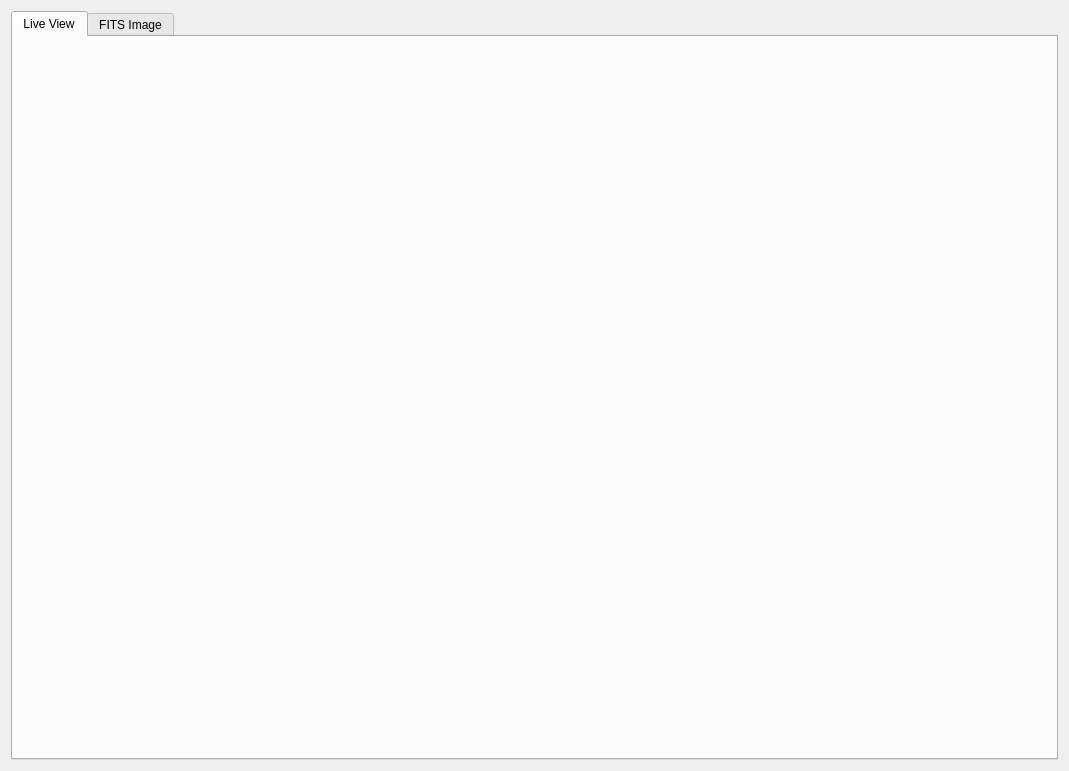
Old version of the form pyobs_gui/qt/widgetvideo.ui in the repository pyobs/pyobs-gui.
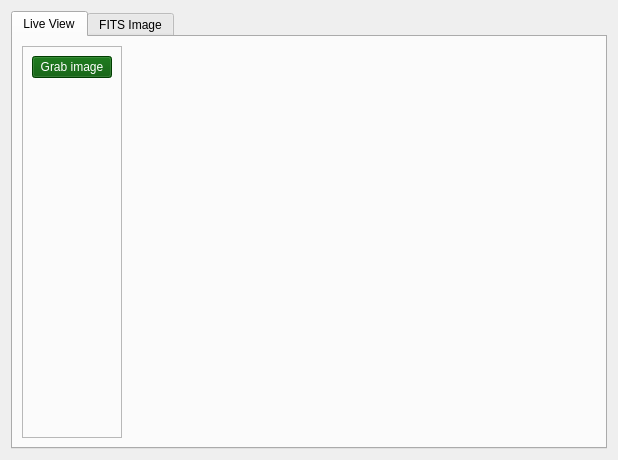
New version of the form.

Diff of the .ui file:
```diff
--- a/pyobs_gui/qt/widgetvideo.ui
+++ b/pyobs_gui/qt/widgetvideo.ui
@@ -6,8 +6,8 @@
    <rect>
     <x>0</x>
     <y>0</y>
-    <width>1069</width>
-    <height>771</height>
+    <width>618</width>
+    <height>460</height>
    </rect>
   </property>
   <property name="windowTitle">
@@ -23,7 +23,487 @@
       <attribute name="title">
        <string>Live View</string>
       </attribute>
-      <layout class="QVBoxLayout" name="verticalLayout_2"/>
+      <layout class="QHBoxLayout" name="horizontalLayout" stretch="0,1">
+       <item>
+        <widget class="QFrame" name="frame">
+         <property name="frameShape">
+          <enum>QFrame::StyledPanel</enum>
+         </property>
+         <property name="frameShadow">
+          <enum>QFrame::Raised</enum>
+         </property>
+         <layout class="QVBoxLayout" name="verticalLayout_2">
+          <item>
+           <widget class="QPushButton" name="buttonGrabImage">
+            <property name="palette">
+             <palette>
+              <active>
+               <colorrole role="WindowText">
+                <brush brushstyle="SolidPattern">
+                 <color alpha="255">
+                  <red>255</red>
+                  <green>255</green>
+                  <blue>255</blue>
+                 </color>
+                </brush>
+               </colorrole>
+               <colorrole role="Button">
+                <brush brushstyle="SolidPattern">
+                 <color alpha="255">
+                  <red>0</red>
+                  <green>85</green>
+                  <blue>0</blue>
+                 </color>
+                </brush>
+               </colorrole>
+               <colorrole role="Light">
+                <brush brushstyle="SolidPattern">
+                 <color alpha="255">
+                  <red>0</red>
+                  <green>127</green>
+                  <blue>0</blue>
+                 </color>
+                </brush>
+               </colorrole>
+               <colorrole role="Midlight">
+                <brush brushstyle="SolidPattern">
+                 <color alpha="255">
+                  <red>0</red>
+                  <green>106</green>
+                  <blue>0</blue>
+                 </color>
+                </brush>
+               </colorrole>
+               <colorrole role="Dark">
+                <brush brushstyle="SolidPattern">
+                 <color alpha="255">
+                  <red>0</red>
+                  <green>42</green>
+                  <blue>0</blue>
+                 </color>
+                </brush>
+               </colorrole>
+               <colorrole role="Mid">
+                <brush brushstyle="SolidPattern">
+                 <color alpha="255">
+                  <red>0</red>
+                  <green>56</green>
+                  <blue>0</blue>
+                 </color>
+                </brush>
+               </colorrole>
+               <colorrole role="Text">
+                <brush brushstyle="SolidPattern">
+                 <color alpha="255">
+                  <red>255</red>
+                  <green>255</green>
+                  <blue>255</blue>
+                 </color>
+                </brush>
+               </colorrole>
+               <colorrole role="BrightText">
+                <brush brushstyle="SolidPattern">
+                 <color alpha="255">
+                  <red>255</red>
+                  <green>255</green>
+                  <blue>255</blue>
+                 </color>
+                </brush>
+               </colorrole>
+               <colorrole role="ButtonText">
+                <brush brushstyle="SolidPattern">
+                 <color alpha="255">
+                  <red>255</red>
+                  <green>255</green>
+                  <blue>255</blue>
+                 </color>
+                </brush>
+               </colorrole>
+               <colorrole role="Base">
+                <brush brushstyle="SolidPattern">
+                 <color alpha="255">
+                  <red>0</red>
+                  <green>0</green>
+                  <blue>0</blue>
+                 </color>
+                </brush>
+               </colorrole>
+               <colorrole role="Window">
+                <brush brushstyle="SolidPattern">
+                 <color alpha="255">
+                  <red>0</red>
+                  <green>85</green>
+                  <blue>0</blue>
+                 </color>
+                </brush>
+               </colorrole>
+               <colorrole role="Shadow">
+                <brush brushstyle="SolidPattern">
+                 <color alpha="255">
+                  <red>0</red>
+                  <green>0</green>
+                  <blue>0</blue>
+                 </color>
+                </brush>
+               </colorrole>
+               <colorrole role="AlternateBase">
+                <brush brushstyle="SolidPattern">
+                 <color alpha="255">
+                  <red>0</red>
+                  <green>42</green>
+                  <blue>0</blue>
+                 </color>
+                </brush>
+               </colorrole>
+               <colorrole role="ToolTipBase">
+                <brush brushstyle="SolidPattern">
+                 <color alpha="255">
+                  <red>255</red>
+                  <green>255</green>
+                  <blue>220</blue>
+                 </color>
+                </brush>
+               </colorrole>
+               <colorrole role="ToolTipText">
+                <brush brushstyle="SolidPattern">
+                 <color alpha="255">
+                  <red>0</red>
+                  <green>0</green>
+                  <blue>0</blue>
+                 </color>
+                </brush>
+               </colorrole>
+               <colorrole role="PlaceholderText">
+                <brush brushstyle="NoBrush">
+                 <color alpha="128">
+                  <red>255</red>
+                  <green>255</green>
+                  <blue>255</blue>
+                 </color>
+                </brush>
+               </colorrole>
+              </active>
+              <inactive>
+               <colorrole role="WindowText">
+                <brush brushstyle="SolidPattern">
+                 <color alpha="255">
+                  <red>255</red>
+                  <green>255</green>
+                  <blue>255</blue>
+                 </color>
+                </brush>
+               </colorrole>
+               <colorrole role="Button">
+                <brush brushstyle="SolidPattern">
+                 <color alpha="255">
+                  <red>0</red>
+                  <green>85</green>
+                  <blue>0</blue>
+                 </color>
+                </brush>
+               </colorrole>
+               <colorrole role="Light">
+                <brush brushstyle="SolidPattern">
+                 <color alpha="255">
+                  <red>0</red>
+                  <green>127</green>
+                  <blue>0</blue>
+                 </color>
+                </brush>
+               </colorrole>
+               <colorrole role="Midlight">
+                <brush brushstyle="SolidPattern">
+                 <color alpha="255">
+                  <red>0</red>
+                  <green>106</green>
+                  <blue>0</blue>
+                 </color>
+                </brush>
+               </colorrole>
+               <colorrole role="Dark">
+                <brush brushstyle="SolidPattern">
+                 <color alpha="255">
+                  <red>0</red>
+                  <green>42</green>
+                  <blue>0</blue>
+                 </color>
+                </brush>
+               </colorrole>
+               <colorrole role="Mid">
+                <brush brushstyle="SolidPattern">
+                 <color alpha="255">
+                  <red>0</red>
+                  <green>56</green>
+                  <blue>0</blue>
+                 </color>
+                </brush>
+               </colorrole>
+               <colorrole role="Text">
+                <brush brushstyle="SolidPattern">
+                 <color alpha="255">
+                  <red>255</red>
+                  <green>255</green>
+                  <blue>255</blue>
+                 </color>
+                </brush>
+               </colorrole>
+               <colorrole role="BrightText">
+                <brush brushstyle="SolidPattern">
+                 <color alpha="255">
+                  <red>255</red>
+                  <green>255</green>
+                  <blue>255</blue>
+                 </color>
+                </brush>
+               </colorrole>
+               <colorrole role="ButtonText">
+                <brush brushstyle="SolidPattern">
+                 <color alpha="255">
+                  <red>255</red>
+                  <green>255</green>
+                  <blue>255</blue>
+                 </color>
+                </brush>
+               </colorrole>
+               <colorrole role="Base">
+                <brush brushstyle="SolidPattern">
+                 <color alpha="255">
+                  <red>0</red>
+                  <green>0</green>
+                  <blue>0</blue>
+                 </color>
+                </brush>
+               </colorrole>
+               <colorrole role="Window">
+                <brush brushstyle="SolidPattern">
+                 <color alpha="255">
+                  <red>0</red>
+                  <green>85</green>
+                  <blue>0</blue>
+                 </color>
+                </brush>
+               </colorrole>
+               <colorrole role="Shadow">
+                <brush brushstyle="SolidPattern">
+                 <color alpha="255">
+                  <red>0</red>
+                  <green>0</green>
+                  <blue>0</blue>
+                 </color>
+                </brush>
+               </colorrole>
+               <colorrole role="AlternateBase">
+                <brush brushstyle="SolidPattern">
+                 <color alpha="255">
+                  <red>0</red>
+                  <green>42</green>
+                  <blue>0</blue>
+                 </color>
+                </brush>
+               </colorrole>
+               <colorrole role="ToolTipBase">
+                <brush brushstyle="SolidPattern">
+                 <color alpha="255">
+                  <red>255</red>
+                  <green>255</green>
+                  <blue>220</blue>
+                 </color>
+                </brush>
+               </colorrole>
+               <colorrole role="ToolTipText">
+                <brush brushstyle="SolidPattern">
+                 <color alpha="255">
+                  <red>0</red>
+                  <green>0</green>
+                  <blue>0</blue>
+                 </color>
+                </brush>
+               </colorrole>
+               <colorrole role="PlaceholderText">
+                <brush brushstyle="NoBrush">
+                 <color alpha="128">
+                  <red>255</red>
+                  <green>255</green>
+                  <blue>255</blue>
+                 </color>
+                </brush>
+               </colorrole>
+              </inactive>
+              <disabled>
+               <colorrole role="WindowText">
+                <brush brushstyle="SolidPattern">
+                 <color alpha="255">
+                  <red>0</red>
+                  <green>42</green>
+                  <blue>0</blue>
+                 </color>
+                </brush>
+               </colorrole>
+               <colorrole role="Button">
+                <brush brushstyle="SolidPattern">
+                 <color alpha="255">
+                  <red>0</red>
+                  <green>85</green>
+                  <blue>0</blue>
+                 </color>
+                </brush>
+               </colorrole>
+               <colorrole role="Light">
+                <brush brushstyle="SolidPattern">
+                 <color alpha="255">
+                  <red>0</red>
+                  <green>127</green>
+                  <blue>0</blue>
+                 </color>
+                </brush>
+               </colorrole>
+               <colorrole role="Midlight">
+                <brush brushstyle="SolidPattern">
+                 <color alpha="255">
+                  <red>0</red>
+                  <green>106</green>
+                  <blue>0</blue>
+                 </color>
+                </brush>
+               </colorrole>
+               <colorrole role="Dark">
+                <brush brushstyle="SolidPattern">
+                 <color alpha="255">
+                  <red>0</red>
+                  <green>42</green>
+                  <blue>0</blue>
+                 </color>
+                </brush>
+               </colorrole>
+               <colorrole role="Mid">
+                <brush brushstyle="SolidPattern">
+                 <color alpha="255">
+                  <red>0</red>
+                  <green>56</green>
+                  <blue>0</blue>
+                 </color>
+                </brush>
+               </colorrole>
+               <colorrole role="Text">
+                <brush brushstyle="SolidPattern">
+                 <color alpha="255">
+                  <red>0</red>
+                  <green>42</green>
+                  <blue>0</blue>
+                 </color>
+                </brush>
+               </colorrole>
+               <colorrole role="BrightText">
+                <brush brushstyle="SolidPattern">
+                 <color alpha="255">
+                  <red>255</red>
+                  <green>255</green>
+                  <blue>255</blue>
+                 </color>
+                </brush>
+               </colorrole>
+               <colorrole role="ButtonText">
+                <brush brushstyle="SolidPattern">
+                 <color alpha="255">
+                  <red>0</red>
+                  <green>42</green>
+                  <blue>0</blue>
+                 </color>
+                </brush>
+               </colorrole>
+               <colorrole role="Base">
+                <brush brushstyle="SolidPattern">
+                 <color alpha="255">
+                  <red>0</red>
+                  <green>85</green>
+                  <blue>0</blue>
+                 </color>
+                </brush>
+               </colorrole>
+               <colorrole role="Window">
+                <brush brushstyle="SolidPattern">
+                 <color alpha="255">
+                  <red>0</red>
+                  <green>85</green>
+                  <blue>0</blue>
+                 </color>
+                </brush>
+               </colorrole>
+               <colorrole role="Shadow">
+                <brush brushstyle="SolidPattern">
+                 <color alpha="255">
+                  <red>0</red>
+                  <green>0</green>
+                  <blue>0</blue>
+                 </color>
+                </brush>
+               </colorrole>
+               <colorrole role="AlternateBase">
+                <brush brushstyle="SolidPattern">
+                 <color alpha="255">
+                  <red>0</red>
+                  <green>85</green>
+                  <blue>0</blue>
+                 </color>
+                </brush>
+               </colorrole>
+               <colorrole role="ToolTipBase">
+                <brush brushstyle="SolidPattern">
+                 <color alpha="255">
+                  <red>255</red>
+                  <green>255</green>
+                  <blue>220</blue>
+                 </color>
+                </brush>
+               </colorrole>
+               <colorrole role="ToolTipText">
+                <brush brushstyle="SolidPattern">
+                 <color alpha="255">
+                  <red>0</red>
+                  <green>0</green>
+                  <blue>0</blue>
+                 </color>
+                </brush>
+               </colorrole>
+               <colorrole role="PlaceholderText">
+                <brush brushstyle="NoBrush">
+                 <color alpha="128">
+                  <red>255</red>
+                  <green>255</green>
+                  <blue>255</blue>
+                 </color>
+                </brush>
+               </colorrole>
+              </disabled>
+             </palette>
+            </property>
+            <property name="text">
+             <string>Grab image</string>
+            </property>
+           </widget>
+          </item>
+          <item>
+           <spacer name="verticalSpacer">
+            <property name="orientation">
+             <enum>Qt::Vertical</enum>
+            </property>
+            <property name="sizeHint" stdset="0">
+             <size>
+              <width>20</width>
+              <height>340</height>
+             </size>
+            </property>
+           </spacer>
+          </item>
+         </layout>
+        </widget>
+       </item>
+       <item>
+        <widget class="QWidget" name="frameImageGrabber" native="true">
+         <layout class="QVBoxLayout" name="verticalLayout_4"/>
+        </widget>
+       </item>
+      </layout>
      </widget>
      <widget class="QWidget" name="tabFitsImage">
       <attribute name="title">
```
